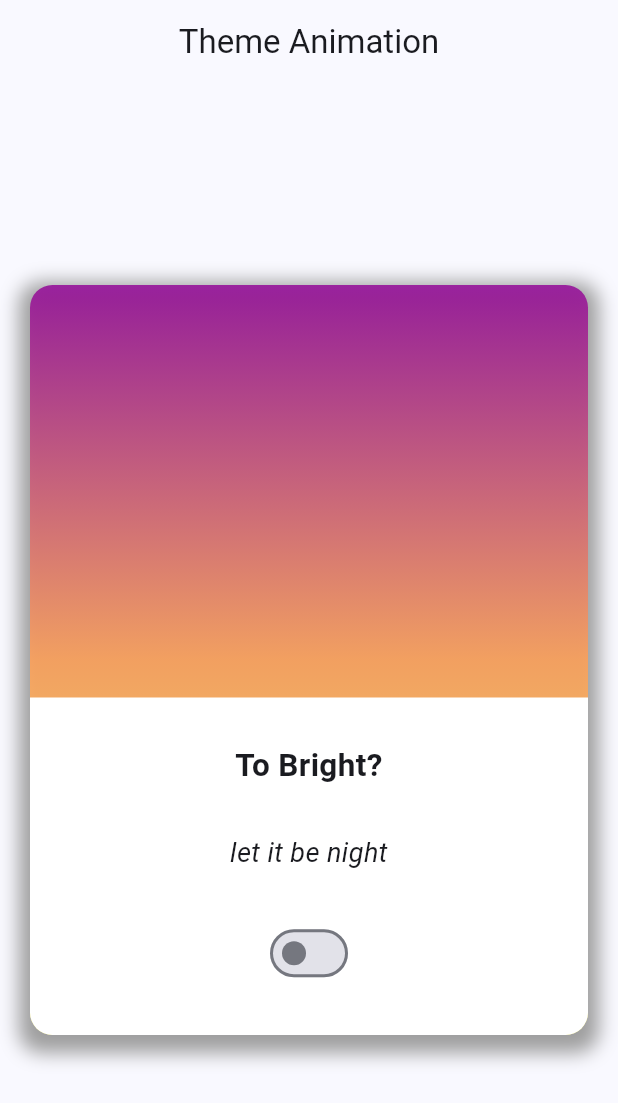
After one commit to StevanusPangau/Belajar-Flutter, a Flutter app: the ThemeAnimationScreen screen opened directly, on a phone screen of 412 x 824 dp. The commit adds this screen. Shown: the top 1103 px of the screen. Run offline on Flutter 3.47's test engine with Material 3 defaults, Android fonts, the phone set to English and light mode, and no system bars; network calls fail.

Commit message:
animation 1 - sunrise sky

```diff
--- a/2_flutter/lib/12_route-buttom-navigation.dart
+++ b/2_flutter/lib/12_route-buttom-navigation.dart
@@ -1,5 +1,6 @@
 import 'package:basics/presentation/counter/counter_screen.dart';
 import 'package:basics/presentation/list/list_screen.dart';
+import 'package:basics/presentation/theme_animation/theme_animation_screen.dart';
 import 'package:basics/presentation/widget_examples/widget_examples_screen.dart';
 import 'package:flutter/material.dart';
 
@@ -24,9 +25,11 @@ class _RouteButtomNavigationState extends State<RouteButtomNavigation> {
           WidgetExamplesScreen(),
           CounterScreen(),
           ListScreen(),
+          ThemeAnimationScreen()
         ],
       ),
       bottomNavigationBar: BottomNavigationBar(
+        type: BottomNavigationBarType.fixed,
         backgroundColor: Colors.amber,
         selectedItemColor: Colors.blue,
         onTap: (index) {
@@ -40,6 +43,7 @@ class _RouteButtomNavigationState extends State<RouteButtomNavigation> {
           BottomNavigationBarItem(icon: Icon(Icons.star), label: "examples"),
           BottomNavigationBarItem(icon: Icon(Icons.add), label: "counter"),
           BottomNavigationBarItem(icon: Icon(Icons.list), label: "list"),
+          BottomNavigationBarItem(icon: Icon(Icons.color_lens), label: "theme"),
         ],
       ),
     );
--- /dev/null
+++ b/2_flutter/lib/presentation/theme_animation/theme_animation_screen.dart
@@ -0,0 +1,102 @@
+import 'package:basics/application/theme_service.dart';
+import 'package:flutter/material.dart';
+import 'package:provider/provider.dart';
+
+class ThemeAnimationScreen extends StatelessWidget {
+  const ThemeAnimationScreen({super.key});
+
+  @override
+  Widget build(BuildContext context) {
+    return Scaffold(
+      appBar: AppBar(
+        title: const Center(child: Text('Theme Animation')),
+      ),
+      body: Consumer<ThemeService>(
+        builder: (context, themeService, child) {
+          return Center(
+            child: Padding(
+                padding: const EdgeInsets.symmetric(horizontal: 20),
+                child: Container(
+                  height: 500,
+                  decoration: BoxDecoration(
+                    boxShadow: [
+                      BoxShadow(
+                          color: themeService.isDarkModeOn
+                              ? Colors.black87
+                              : Colors.grey,
+                          blurRadius: 10,
+                          offset: const Offset(0, 5),
+                          spreadRadius: 7)
+                    ],
+                    borderRadius: BorderRadius.circular(15),
+                    gradient: LinearGradient(
+                      colors: themeService.isDarkModeOn
+                          ? const [
+                              Color(0xFF94A9FF),
+                              Color(0xFF6B66CC),
+                              Color(0xFF200F75)
+                            ]
+                          : const [
+                              Color(0xDDFFFA66),
+                              Color(0xDDFFA057),
+                              Color(0xDD940B99)
+                            ],
+                      begin: Alignment.bottomCenter,
+                      end: Alignment.topCenter,
+                    ),
+                  ),
+                  child: Stack(
+                    children: [
+                      Align(
+                        alignment: Alignment.bottomCenter,
+                        child: Container(
+                          height: 225,
+                          width: double.infinity,
+                          decoration: BoxDecoration(
+                            color: themeService.isDarkModeOn
+                                ? Colors.grey[800]
+                                : Colors.white,
+                            borderRadius: const BorderRadius.only(
+                                bottomLeft: Radius.circular(15),
+                                bottomRight: Radius.circular(15)),
+                          ),
+                          child: Column(
+                              mainAxisAlignment: MainAxisAlignment.center,
+                              children: [
+                                Text(
+                                  themeService.isDarkModeOn
+                                      ? "To Dark?"
+                                      : "To Bright?",
+                                  style: const TextStyle(
+                                      fontSize: 21,
+                                      fontWeight: FontWeight.w600),
+                                  textAlign: TextAlign.center,
+                                ),
+                                const SizedBox(height: 30),
+                                Text(
+                                  themeService.isDarkModeOn
+                                      ? "let the sun rise"
+                                      : "let it be night",
+                                  style: const TextStyle(
+                                      fontSize: 18,
+                                      fontStyle: FontStyle.italic),
+                                  textAlign: TextAlign.center,
+                                ),
+                                const SizedBox(height: 30),
+                                Switch(
+                                    value: themeService.isDarkModeOn,
+                                    onChanged: (value) {
+                                      themeService.toggleTheme();
+                                    })
+                              ]),
+                        ),
+                      )
+                    ],
+                  ),
+                )),
+          );
+        },
+      ),
+    );
+  }
+}
```
